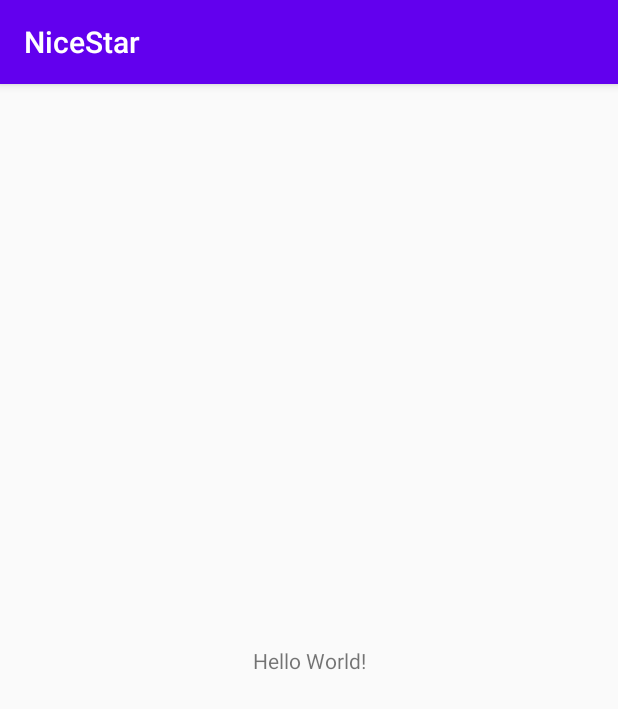
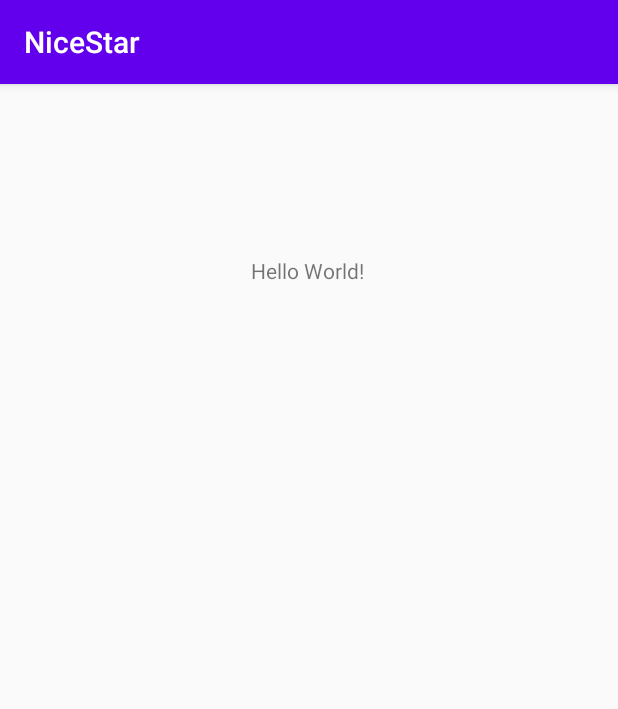
Before and after one commit to XavierRobles/NiceStar, an Android app: the screen it shows after launch (MainActivity), on a phone screen of 412 x 824 dp. Shown: the top 709 px of the screen. Run offline under Robolectric (Android 15) with nearby library versions, the phone set to English and light mode, and no system bars.

Commit message:
First commit

```diff
--- a/app/src/main/res/layout/activity_main.xml
+++ b/app/src/main/res/layout/activity_main.xml
@@ -11,8 +11,10 @@
         android:layout_height="wrap_content"
         android:text="Hello World!"
         app:layout_constraintBottom_toBottomOf="parent"
+        app:layout_constraintHorizontal_bias="0.498"
         app:layout_constraintLeft_toLeftOf="parent"
         app:layout_constraintRight_toRightOf="parent"
-        app:layout_constraintTop_toTopOf="parent" />
+        app:layout_constraintTop_toTopOf="parent"
+        app:layout_constraintVertical_bias="0.153" />
 
 </androidx.constraintlayout.widget.ConstraintLayout>
```
